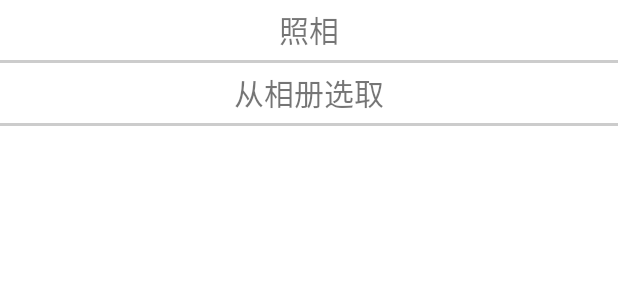
After one commit to wenxinsir/FuLiCenter, an Android app: the layout popu_show_avatar.xml on its own in the app's theme, with its tools: preview values and no code run, on a phone screen of 412 x 824 dp. The commit adds this screen. Shown: the top 300 px of the screen. Run offline under Robolectric (Android 15) with nearby library versions, the phone set to English and light mode, and no system bars.

Commit message:
修改一些错的代码和添加一些资源

```diff
--- a/app/src/main/java/cn/ucai/fulicenter/activity/UserProfileActivity.java
+++ b/app/src/main/java/cn/ucai/fulicenter/activity/UserProfileActivity.java
@@ -70,7 +70,7 @@ public class UserProfileActivity extends BaseActivity {
 
     }
 
-    @OnClick({R.id.layout_user_profile_avatar, R.id.layout_user_profile_username, R.id.btn_logout})
+    @OnClick({R.id.layout_user_profile_avatar, R.id.layout_user_profile_username,R.id.tv_user_profile_nick ,R.id.btn_logout})
     public void onClick(View view) {
         switch (view.getId()) {
             case R.id.layout_user_profile_avatar:
--- a/app/src/main/java/cn/ucai/fulicenter/fragment/PersonalCenterFragment.java
+++ b/app/src/main/java/cn/ucai/fulicenter/fragment/PersonalCenterFragment.java
@@ -61,8 +61,8 @@ public class PersonalCenterFragment extends BaseFragment {
         user = FuLiCenterApplication.getUser();
         L.e(TAG, "user =" + user);
         if (user == null) {
-            MFGT.gotoLogin(mContext);
-        } else {
+//            MFGT.gotoLogin(mContext);
+//        } else {
             ImageLoader.setAvatar(ImageLoader.getAvatarUrl(user), mContext, mIvUserAvatar);
             mTvUserName.setText(user.getMuserNick());
         }
--- a/app/src/main/res/layout/activity_update_nick.xml
+++ b/app/src/main/res/layout/activity_update_nick.xml
@@ -29,7 +29,7 @@
         android:background="@drawable/tb_btn_login_orange_normal"
         android:gravity="center"
         android:paddingBottom="7dp"
-        android:text="退出"
+        android:text="保存"
         android:textColor="@android:color/white"
         android:textSize="18sp"/>
 </LinearLayout>
--- /dev/null
+++ b/app/src/main/res/layout/popu_show_avatar.xml
@@ -0,0 +1,31 @@
+<?xml version="1.0" encoding="utf-8"?>
+<LinearLayout xmlns:android="http://schemas.android.com/apk/res/android"
+              android:layout_width="match_parent"
+              android:layout_height="match_parent"
+              android:orientation="vertical"
+              android:background="@color/white">
+
+    <TextView
+        android:id="@+id/btn_take_picture"
+        android:layout_width="match_parent"
+        android:layout_height="40dp"
+        android:text="照相"
+        android:textSize="20sp"
+        android:gravity="center"/>
+    <View
+        android:layout_width="match_parent"
+        android:layout_height="2dp"
+        android:background="#ccc"/>
+    <TextView
+        android:id="@+id/btn_choose_photo"
+        android:layout_width="match_parent"
+        android:layout_height="40dp"
+        android:text="从相册选取"
+        android:textSize="20sp"
+        android:gravity="center"/>
+    <View
+        android:layout_width="match_parent"
+        android:layout_height="2dp"
+        android:background="#ccc"/>
+
+</LinearLayout>
```
Also changed, not shown: app/src/main/res/drawable-mdpi/pop_bg.9.png (added), app/src/main/res/drawable-mdpi/pop_bg_press.9.png (added), 1 other file.
